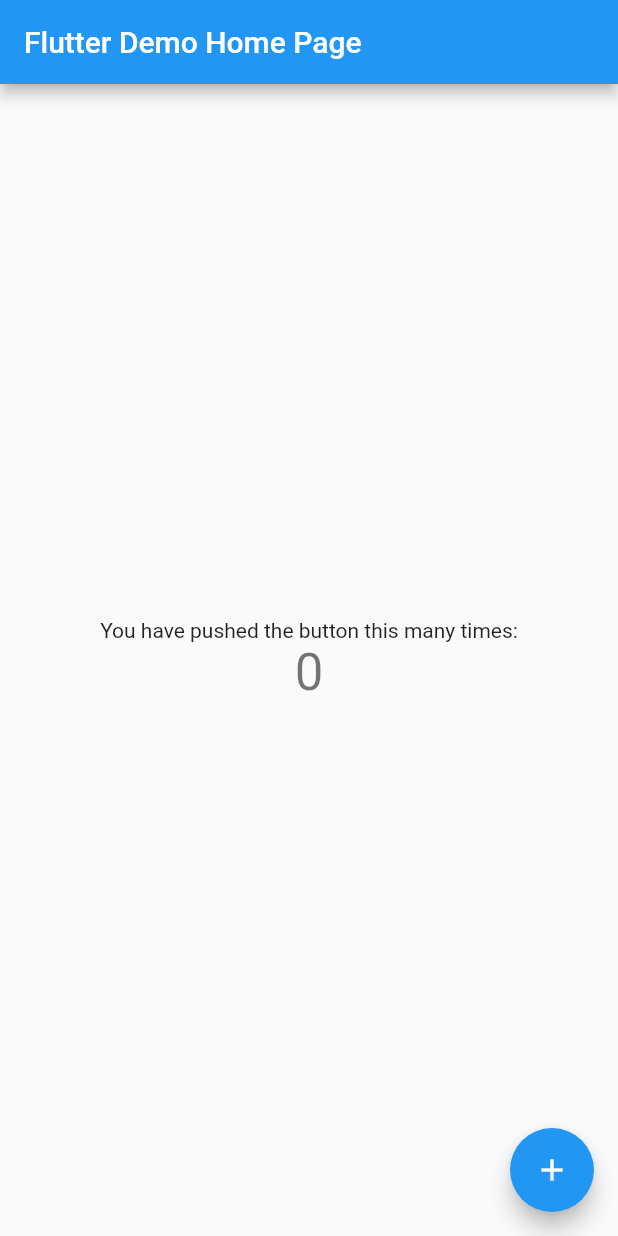
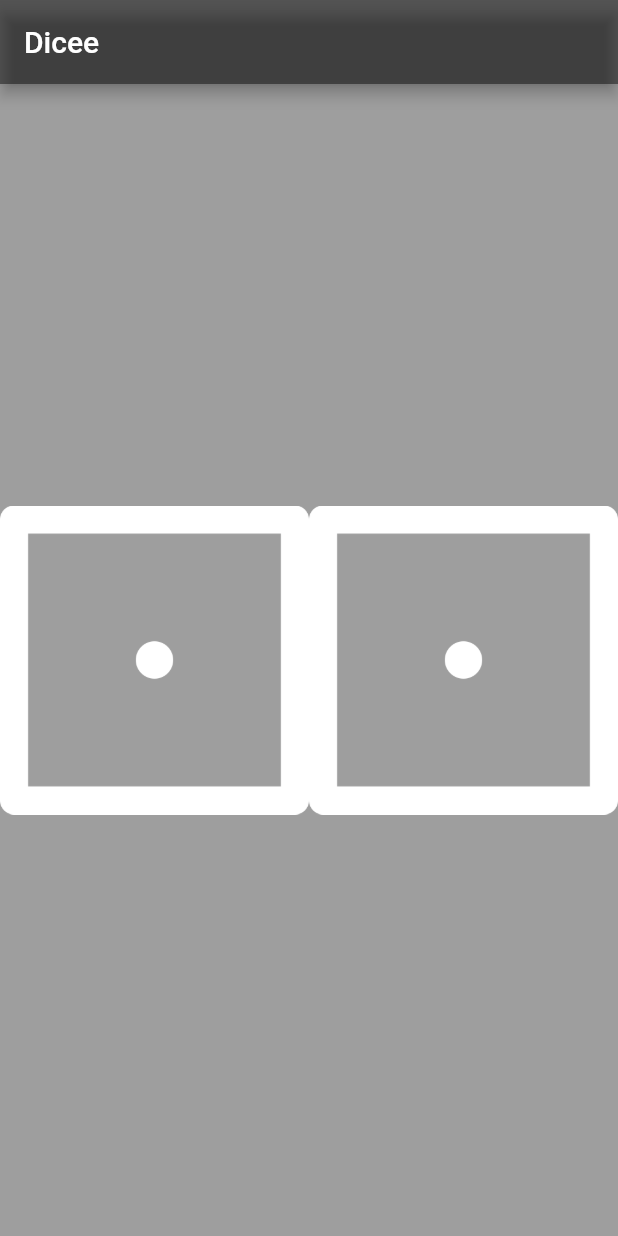
Before and after one commit to adesiyan-ifedayo/Flutter-Starter-Project, a Flutter app: the screen it shows after launch, on a phone screen of 412 x 824 dp. Run offline on Flutter 3.47's test engine with Material 2 defaults, Android fonts, the phone set to English and light mode, and no system bars.

Commit message:
dicee_app_02 - Add dice images

```diff
--- a/dicee_app_02/lib/main.dart
+++ b/dicee_app_02/lib/main.dart
@@ -9,109 +9,31 @@
   @override
   Widget build(BuildContext context) {
     return MaterialApp(
-      title: 'Flutter Demo',
-      theme: ThemeData(
-        // This is the theme of your application.
-        //
-        // Try running your application with "flutter run". You'll see the
-        // application has a blue toolbar. Then, without quitting the app, try
-        // changing the primarySwatch below to Colors.green and then invoke
-        // "hot reload" (press "r" in the console where you ran "flutter run",
-        // or simply save your changes to "hot reload" in a Flutter IDE).
-        // Notice that the counter didn't reset back to zero; the application
-        // is not restarted.
-        primarySwatch: Colors.blue,
-        // This makes the visual density adapt to the platform that you run
-        // the app on. For desktop platforms, the controls will be smaller and
-        // closer together (more dense) than on mobile platforms.
-        visualDensity: VisualDensity.adaptivePlatformDensity,
+      home: Scaffold(
+        backgroundColor: Colors.grey,
+        appBar: AppBar(
+          title: Text('Dicee'),
+          backgroundColor: Colors.black45,
+        ),
+        body: DicePage(),
       ),
-      home: MyHomePage(title: 'Flutter Demo Home Page'),
     );
   }
 }
-
-class MyHomePage extends StatefulWidget {
-  MyHomePage({Key key, this.title}) : super(key: key);
-
-  // This widget is the home page of your application. It is stateful, meaning
-  // that it has a State object (defined below) that contains fields that affect
-  // how it looks.
-
-  // This class is the configuration for the state. It holds the values (in this
-  // case the title) provided by the parent (in this case the App widget) and
-  // used by the build method of the State. Fields in a Widget subclass are
-  // always marked "final".
-
-  final String title;
-
-  @override
-  _MyHomePageState createState() => _MyHomePageState();
-}
-
-class _MyHomePageState extends State<MyHomePage> {
-  int _counter = 0;
-
-  void _incrementCounter() {
-    setState(() {
-      // This call to setState tells the Flutter framework that something has
-      // changed in this State, which causes it to rerun the build method below
-      // so that the display can reflect the updated values. If we changed
-      // _counter without calling setState(), then the build method would not be
-      // called again, and so nothing would appear to happen.
-      _counter++;
-    });
-  }
-
+class DicePage extends StatelessWidget {
   @override
   Widget build(BuildContext context) {
-    // This method is rerun every time setState is called, for instance as done
-    // by the _incrementCounter method above.
-    //
-    // The Flutter framework has been optimized to make rerunning build methods
-    // fast, so that you can just rebuild anything that needs updating rather
-    // than having to individually change instances of widgets.
-    return Scaffold(
-      appBar: AppBar(
-        // Here we take the value from the MyHomePage object that was created by
-        // the App.build method, and use it to set our appbar title.
-        title: Text(widget.title),
+    return Center(
+      child: Row(
+        children: <Widget>[
+          Expanded(
+            child: Image.asset('images/dice1.png'),
+            ),
+          Expanded(
+            child: Image.asset('images/dice1.png'),
+            ),
+        ]
       ),
-      body: Center(
-        // Center is a layout widget. It takes a single child and positions it
-        // in the middle of the parent.
-        child: Column(
-          // Column is also a layout widget. It takes a list of children and
-          // arranges them vertically. By default, it sizes itself to fit its
-          // children horizontally, and tries to be as tall as its parent.
-          //
-          // Invoke "debug painting" (press "p" in the console, choose the
-          // "Toggle Debug Paint" action from the Flutter Inspector in Android
-          // Studio, or the "Toggle Debug Paint" command in Visual Studio Code)
-          // to see the wireframe for each widget.
-          //
-          // Column has various properties to control how it sizes itself and
-          // how it positions its children. Here we use mainAxisAlignment to
-          // center the children vertically; the main axis here is the vertical
-          // axis because Columns are vertical (the cross axis would be
-          // horizontal).
-          mainAxisAlignment: MainAxisAlignment.center,
-          children: <Widget>[
-            Text(
-              'You have pushed the button this many times:',
-            ),
-            Text(
-              '$_counter',
-              style: Theme.of(context).textTheme.headline4,
-            ),
-          ],
-        ),
-      ),
-      floatingActionButton: FloatingActionButton(
-        onPressed: _incrementCounter,
-        tooltip: 'Increment',
-        child: Icon(Icons.add),
-      ), // This trailing comma makes auto-formatting nicer for build methods.
     );
   }
 }
```
Also changed, not shown: dicee_app_02/pubspec.yaml (+2 -29 lines), 1 other file.
